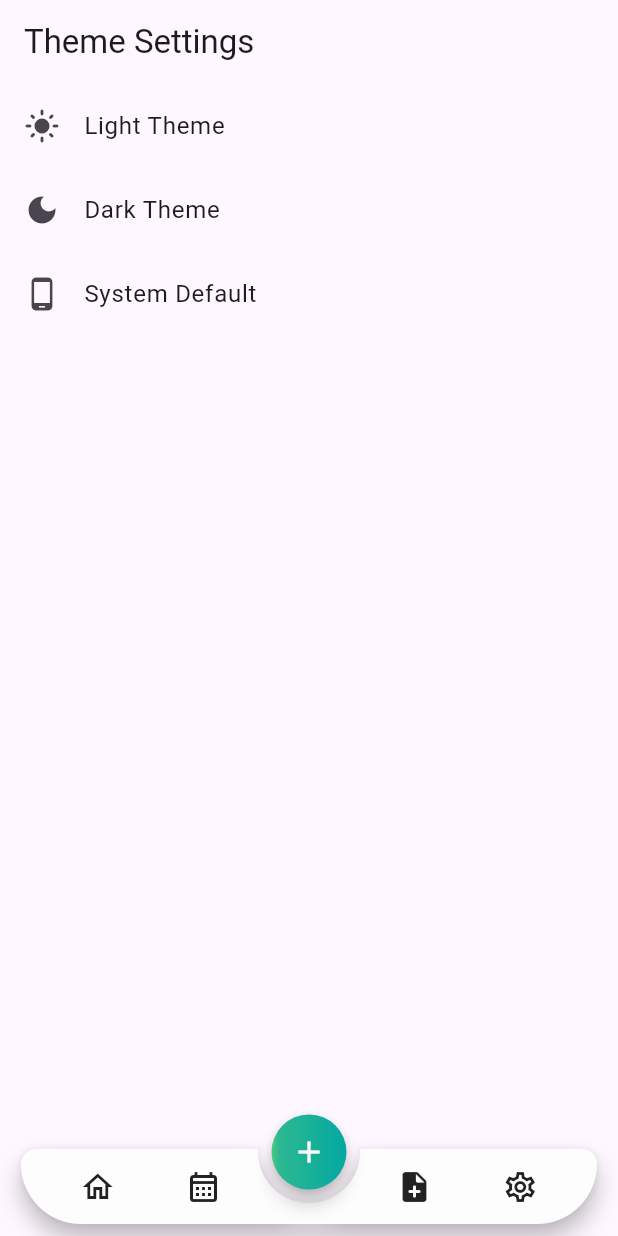
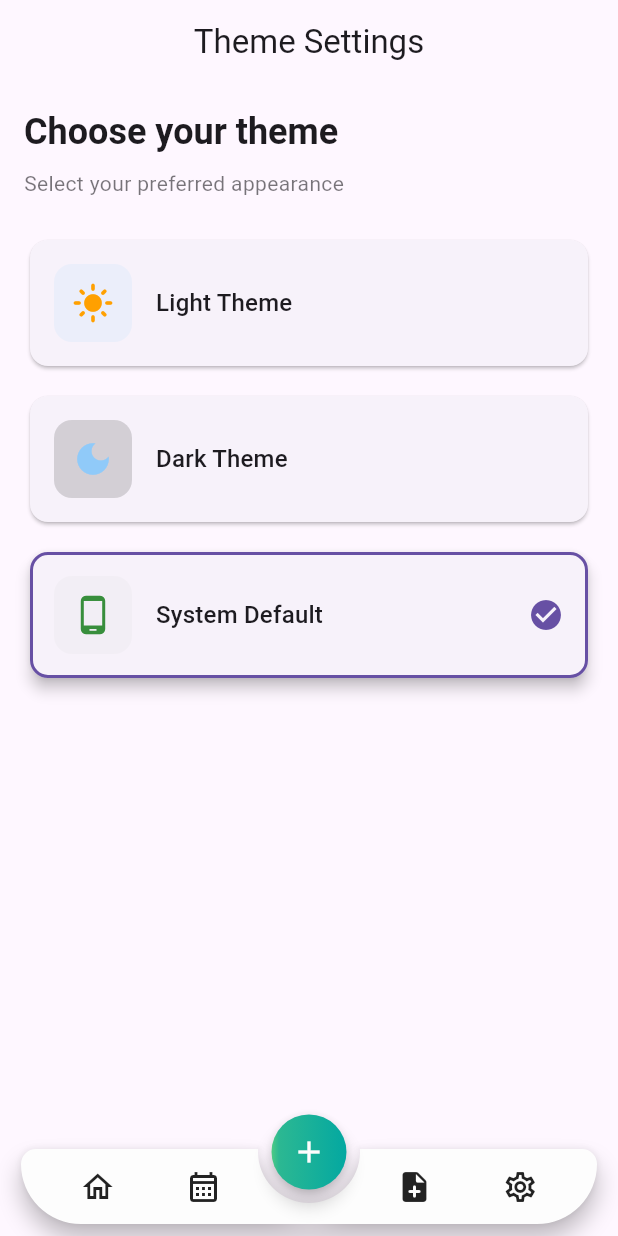
Before and after one commit to jaganprasad093/Card-Master, a Flutter app: the screen it shows after launch, swiped to page 5, on a phone screen of 412 x 824 dp. Run offline on Flutter 3.47's test engine with Material 3 defaults, Android fonts, the phone set to English and light mode, and no system bars; drawn by our look-alikes of animated_notch_bottom_bar; our stand-ins replace cloud_firestore, firebase_core, firebase_storage, go_router, google_fonts, image_picker; accounts and stored records are empty.

Commit message:
add changes in theme setting page

```diff
--- a/lib/features/themes/theme_changer_page.dart
+++ b/lib/features/themes/theme_changer_page.dart
@@ -1,3 +1,45 @@
+// import 'package:card_master/features/themes/provider/theme_provider.dart';
+// import 'package:flutter/material.dart';
+// import 'package:provider/provider.dart';
+
+// class ThemeChangerPage extends StatelessWidget {
+//   const ThemeChangerPage({super.key});
+
+//   @override
+//   Widget build(BuildContext context) {
+//     final themeProvider = Provider.of<ThemeProvider>(context);
+
+//     return Scaffold(
+//       appBar: AppBar(title: const Text('Theme Settings')),
+//       body: ListView(
+//         children: [
+//           ListTile(
+//             title: const Text('Light Theme'),
+//             leading: const Icon(Icons.light_mode),
+//             onTap: () {
+//               themeProvider.setThemeMode(ThemeMode.light);
+//             },
+//           ),
+//           ListTile(
+//             title: const Text('Dark Theme'),
+//             leading: const Icon(Icons.dark_mode),
+//             onTap: () {
+//               themeProvider.setThemeMode(ThemeMode.dark);
+//             },
+//           ),
+//           ListTile(
+//             title: const Text('System Default'),
+//             leading: const Icon(Icons.phone_android),
+//             onTap: () {
+//               themeProvider.setThemeMode(ThemeMode.system);
+//             },
+//           ),
+//         ],
+//       ),
+//     );
+//   }
+// }
+
 import 'package:card_master/features/themes/provider/theme_provider.dart';
 import 'package:flutter/material.dart';
 import 'package:provider/provider.dart';
@@ -8,34 +50,141 @@ class ThemeChangerPage extends StatelessWidget {
   @override
   Widget build(BuildContext context) {
     final themeProvider = Provider.of<ThemeProvider>(context);
+    final isDarkMode = Theme.of(context).brightness == Brightness.dark;
 
     return Scaffold(
-      appBar: AppBar(title: const Text('Theme Settings')),
-      body: ListView(
-        children: [
-          ListTile(
-            title: const Text('Light Theme'),
-            leading: const Icon(Icons.light_mode),
-            onTap: () {
-              themeProvider.setThemeMode(ThemeMode.light);
-            },
-          ),
-          ListTile(
-            title: const Text('Dark Theme'),
-            leading: const Icon(Icons.dark_mode),
-            onTap: () {
-              themeProvider.setThemeMode(ThemeMode.dark);
-            },
-          ),
-          ListTile(
-            title: const Text('System Default'),
-            leading: const Icon(Icons.phone_android),
-            onTap: () {
-              themeProvider.setThemeMode(ThemeMode.system);
-            },
-          ),
-        ],
+      appBar: AppBar(
+        title: const Text('Theme Settings'),
+        centerTitle: true,
+        elevation: 0,
+      ),
+      body: Padding(
+        padding: const EdgeInsets.all(16.0),
+        child: Column(
+          crossAxisAlignment: CrossAxisAlignment.start,
+          children: [
+            Text(
+              'Choose your theme',
+              style: Theme.of(
+                context,
+              ).textTheme.headlineSmall?.copyWith(fontWeight: FontWeight.bold),
+            ),
+            const SizedBox(height: 8),
+            Text(
+              'Select your preferred appearance',
+              style: Theme.of(context).textTheme.bodyMedium?.copyWith(
+                color: Theme.of(context).colorScheme.onSurface.withOpacity(0.6),
+              ),
+            ),
+            const SizedBox(height: 24),
+            Expanded(
+              child: ListView(
+                children: [
+                  _ThemeOptionCard(
+                    title: 'Light Theme',
+                    icon: Icons.light_mode,
+                    isSelected: themeProvider.themeMode == ThemeMode.light,
+                    onTap: () => themeProvider.setThemeMode(ThemeMode.light),
+                    color: Colors.blue.shade100,
+                    iconColor: Colors.amber.shade700,
+                  ),
+                  const SizedBox(height: 12),
+                  _ThemeOptionCard(
+                    title: 'Dark Theme',
+                    icon: Icons.dark_mode,
+                    isSelected: themeProvider.themeMode == ThemeMode.dark,
+                    onTap: () => themeProvider.setThemeMode(ThemeMode.dark),
+                    color: Colors.grey.shade800,
+                    iconColor: Colors.blue.shade200,
+                  ),
+                  const SizedBox(height: 12),
+                  _ThemeOptionCard(
+                    title: 'System Default',
+                    icon: Icons.phone_android,
+                    isSelected: themeProvider.themeMode == ThemeMode.system,
+                    onTap: () => themeProvider.setThemeMode(ThemeMode.system),
+                    color:
+                        isDarkMode
+                            ? Colors.grey.shade700
+                            : Colors.grey.shade300,
+                    iconColor:
+                        isDarkMode
+                            ? Colors.green.shade300
+                            : Colors.green.shade700,
+                  ),
+                ],
+              ),
+            ),
+          ],
+        ),
       ),
     );
   }
 }
+
+class _ThemeOptionCard extends StatelessWidget {
+  final String title;
+  final IconData icon;
+  final bool isSelected;
+  final VoidCallback onTap;
+  final Color color;
+  final Color iconColor;
+
+  const _ThemeOptionCard({
+    required this.title,
+    required this.icon,
+    required this.isSelected,
+    required this.onTap,
+    required this.color,
+    required this.iconColor,
+  });
+
+  @override
+  Widget build(BuildContext context) {
+    return Card(
+      elevation: isSelected ? 4 : 1,
+      shape: RoundedRectangleBorder(
+        borderRadius: BorderRadius.circular(12),
+        side:
+            isSelected
+                ? BorderSide(
+                  color: Theme.of(context).colorScheme.primary,
+                  width: 2,
+                )
+                : BorderSide.none,
+      ),
+      child: InkWell(
+        borderRadius: BorderRadius.circular(12),
+        onTap: onTap,
+        child: Padding(
+          padding: const EdgeInsets.all(16.0),
+          child: Row(
+            children: [
+              Container(
+                padding: const EdgeInsets.all(12),
+                decoration: BoxDecoration(
+                  color: color.withOpacity(0.2),
+                  borderRadius: BorderRadius.circular(12),
+                ),
+                child: Icon(icon, size: 28, color: iconColor),
+              ),
+              const SizedBox(width: 16),
+              Text(
+                title,
+                style: Theme.of(
+                  context,
+                ).textTheme.titleMedium?.copyWith(fontWeight: FontWeight.w500),
+              ),
+              const Spacer(),
+              if (isSelected)
+                Icon(
+                  Icons.check_circle,
+                  color: Theme.of(context).colorScheme.primary,
+                ),
+            ],
+          ),
+        ),
+      ),
+    );
+  }
+}
```
